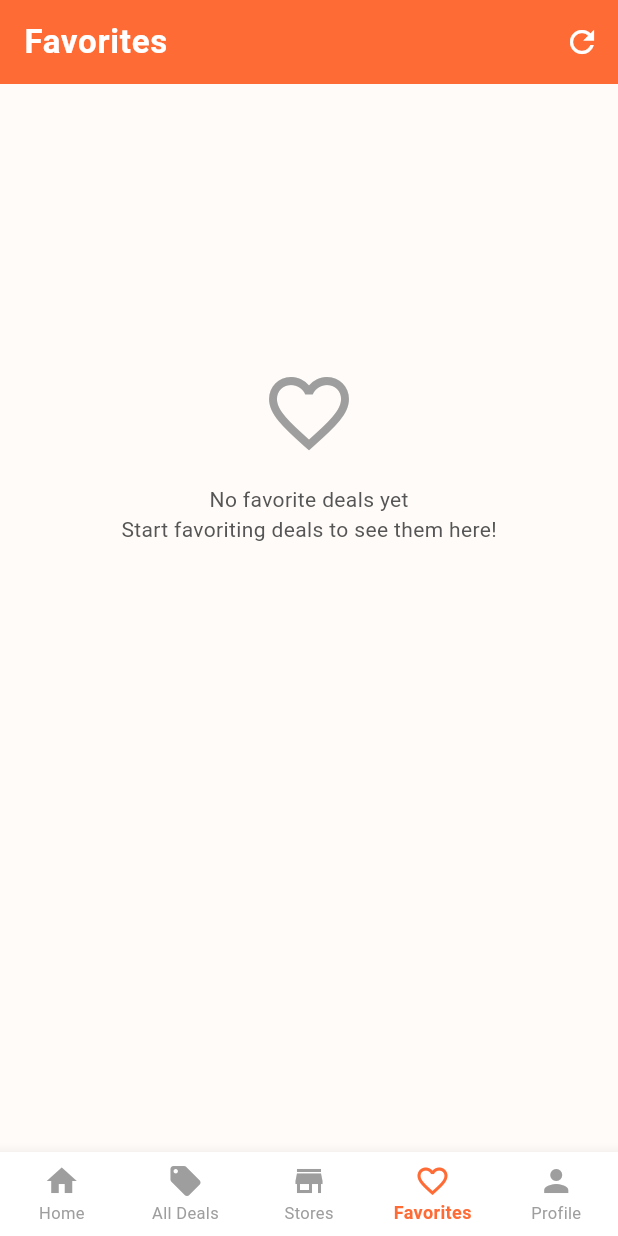
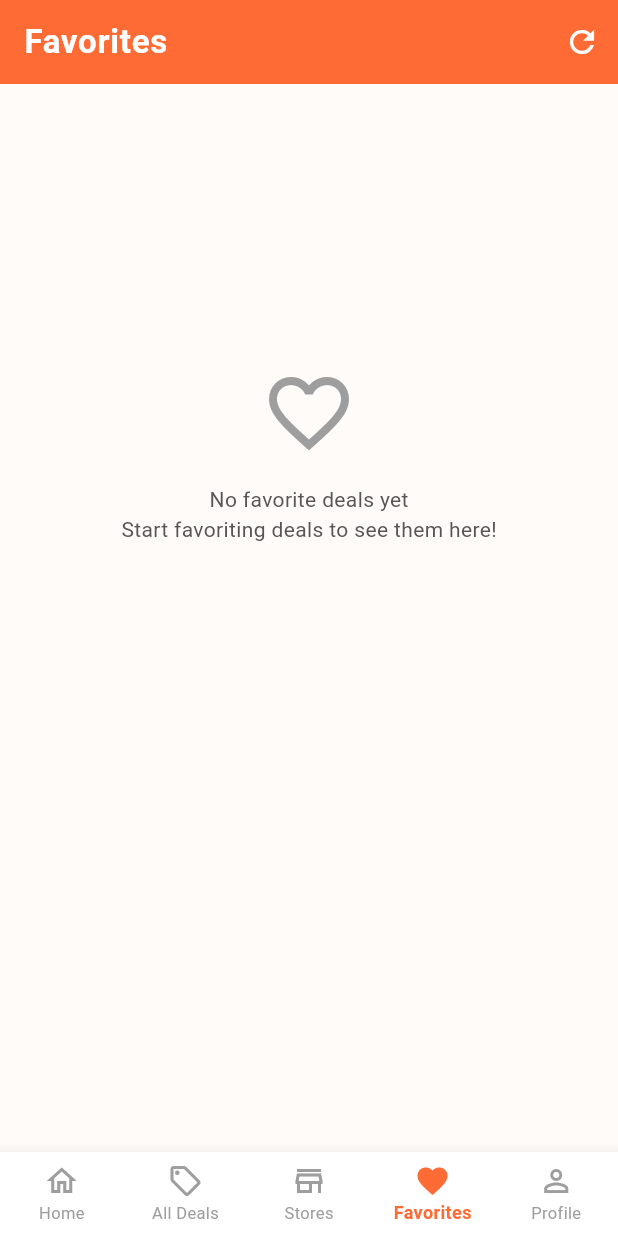
Before and after one commit to deepalweb/DealFinder, a Flutter app: the MainNavigationScreen screen opened directly with empty values, item 4 of the bottom bar chosen, on a phone screen of 412 x 824 dp. Run offline on Flutter 3.47's test engine with Material 3 defaults, Android fonts, the phone set to English and light mode, and no system bars; our stand-ins replace firebase_auth, firebase_core, firebase_messaging, flutter_local_notifications, geolocator, google_maps_flutter and 6 more; missing offline and left inert: mobile_scanner; accounts and stored records are empty; generated files the repository leaves out were written again; network calls fail.

Commit message:
Fix bottom nav: filled icons for active tab, outlined for inactive

```diff
--- a/mobile_app/lib/src/screens/main_navigation_screen.dart
+++ b/mobile_app/lib/src/screens/main_navigation_screen.dart
@@ -45,25 +45,25 @@ class _MainNavigationScreenState extends State<MainNavigationScreen> {
         type: BottomNavigationBarType.fixed,
         currentIndex: _selectedIndex,
         onTap: _onItemTapped,
-        items: const [
+        items: [
           BottomNavigationBarItem(
-            icon: Icon(Icons.home),
+            icon: Icon(_selectedIndex == 0 ? Icons.home : Icons.home_outlined),
             label: 'Home',
           ),
           BottomNavigationBarItem(
-            icon: Icon(Icons.local_offer),
+            icon: Icon(_selectedIndex == 1 ? Icons.local_offer : Icons.local_offer_outlined),
             label: 'All Deals',
           ),
           BottomNavigationBarItem(
-            icon: Icon(Icons.store),
+            icon: Icon(_selectedIndex == 2 ? Icons.store : Icons.store_outlined),
             label: 'Stores',
           ),
           BottomNavigationBarItem(
-            icon: Icon(Icons.favorite_border),
+            icon: Icon(_selectedIndex == 3 ? Icons.favorite : Icons.favorite_border),
             label: 'Favorites',
           ),
           BottomNavigationBarItem(
-            icon: Icon(Icons.person),
+            icon: Icon(_selectedIndex == 4 ? Icons.person : Icons.person_outline),
             label: 'Profile',
           ),
         ],
```
